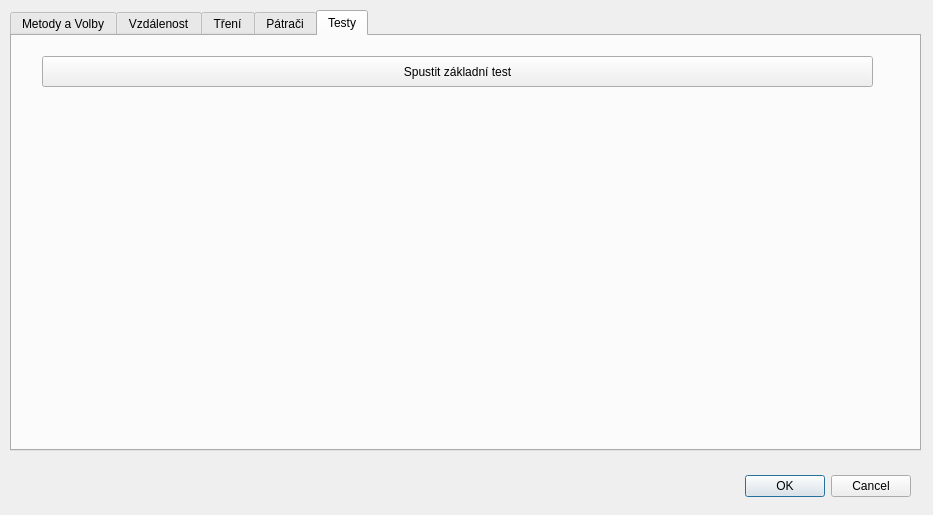
The window that ui/settings.ui (ruz76/qgis_patrac) describes before a commit, drawn with Qt 5.
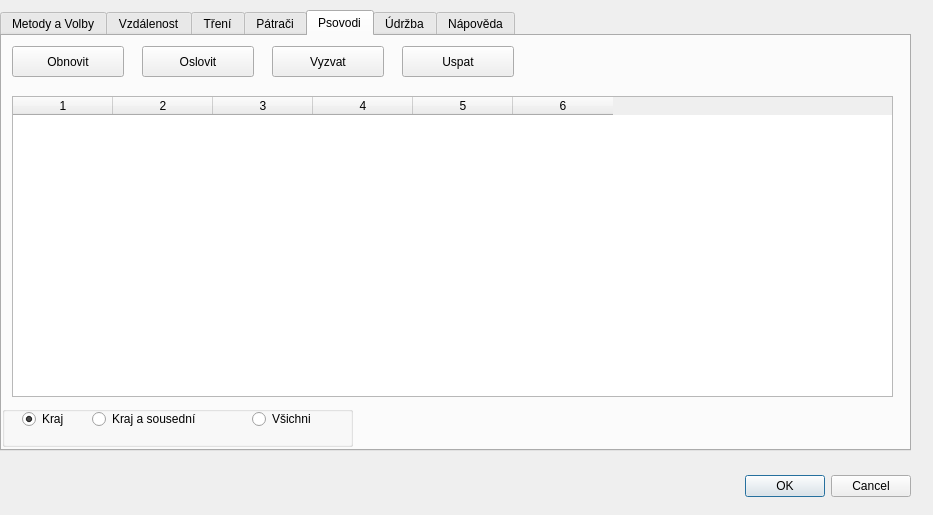
The same window after the commit. The open tabs and pages were chosen to show the change.

Commit message: Added user guide. Added support for tracking.

What changed in the file:
```diff
--- a/ui/settings.ui
+++ b/ui/settings.ui
@@ -32,7 +32,7 @@
   <widget class="QTabWidget" name="tabWidget">
    <property name="geometry">
     <rect>
-     <x>10</x>
+     <x>0</x>
      <y>10</y>
      <width>911</width>
      <height>441</height>
@@ -550,21 +550,212 @@
      <column/>
     </widget>
    </widget>
+   <widget class="QWidget" name="tab_Users">
+    <attribute name="title">
+     <string>Psovodi</string>
+    </attribute>
+    <widget class="QTableWidget" name="tableWidgetSystemUsers">
+     <property name="geometry">
+      <rect>
+       <x>10</x>
+       <y>60</y>
+       <width>881</width>
+       <height>301</height>
+      </rect>
+     </property>
+     <property name="columnCount">
+      <number>6</number>
+     </property>
+     <column/>
+     <column/>
+     <column/>
+     <column/>
+     <column/>
+     <column/>
+    </widget>
+    <widget class="QPushButton" name="pushButtonGetSystemUsers">
+     <property name="geometry">
+      <rect>
+       <x>10</x>
+       <y>10</y>
+       <width>112</width>
+       <height>31</height>
+      </rect>
+     </property>
+     <property name="text">
+      <string>Obnovit</string>
+     </property>
+    </widget>
+    <widget class="QGroupBox" name="groupBox">
+     <property name="geometry">
+      <rect>
+       <x>0</x>
+       <y>370</y>
+       <width>351</width>
+       <height>41</height>
+      </rect>
+     </property>
+     <property name="title">
+      <string/>
+     </property>
+     <widget class="QRadioButton" name="radioButtonRegion">
+      <property name="geometry">
+       <rect>
+        <x>20</x>
+        <y>0</y>
+        <width>61</width>
+        <height>26</height>
+       </rect>
+      </property>
+      <property name="text">
+       <string>Kraj</string>
+      </property>
+      <property name="checked">
+       <bool>true</bool>
+      </property>
+     </widget>
+     <widget class="QRadioButton" name="radioButtonRegionPlus">
+      <property name="geometry">
+       <rect>
+        <x>90</x>
+        <y>0</y>
+        <width>151</width>
+        <height>26</height>
+       </rect>
+      </property>
+      <property name="text">
+       <string>Kraj a sousední</string>
+      </property>
+     </widget>
+     <widget class="QRadioButton" name="radioButtonCountry">
+      <property name="geometry">
+       <rect>
+        <x>250</x>
+        <y>0</y>
+        <width>111</width>
+        <height>26</height>
+       </rect>
+      </property>
+      <property name="text">
+       <string>Všichni</string>
+      </property>
+     </widget>
+    </widget>
+    <widget class="QPushButton" name="pushButtonCallOnDuty">
+     <property name="geometry">
+      <rect>
+       <x>140</x>
+       <y>10</y>
+       <width>112</width>
+       <height>31</height>
+      </rect>
+     </property>
+     <property name="text">
+      <string>Oslovit</string>
+     </property>
+    </widget>
+    <widget class="QPushButton" name="pushButtonPutToSleep">
+     <property name="geometry">
+      <rect>
+       <x>400</x>
+       <y>10</y>
+       <width>112</width>
+       <height>31</height>
+      </rect>
+     </property>
+     <property name="text">
+      <string>Uspat</string>
+     </property>
+    </widget>
+    <widget class="QPushButton" name="pushButtonJoinSearch">
+     <property name="geometry">
+      <rect>
+       <x>270</x>
+       <y>10</y>
+       <width>112</width>
+       <height>31</height>
+      </rect>
+     </property>
+     <property name="text">
+      <string>Vyzvat</string>
+     </property>
+    </widget>
+   </widget>
    <widget class="QWidget" name="tab_Tests">
     <attribute name="title">
-     <string>Testy</string>
+     <string>Údržba</string>
     </attribute>
     <widget class="QPushButton" name="pushButtonHds">
      <property name="geometry">
       <rect>
-       <x>30</x>
-       <y>20</y>
-       <width>831</width>
+       <x>20</x>
+       <y>120</y>
+       <width>191</width>
        <height>31</height>
       </rect>
      </property>
      <property name="text">
       <string>Spustit základní test</string>
+     </property>
+    </widget>
+    <widget class="QCheckBox" name="checkBoxUpdateData">
+     <property name="geometry">
+      <rect>
+       <x>230</x>
+       <y>70</y>
+       <width>311</width>
+       <height>26</height>
+      </rect>
+     </property>
+     <property name="text">
+      <string>Aktualizovat pouze kraj ve výřezu</string>
+     </property>
+     <property name="checked">
+      <bool>true</bool>
+     </property>
+    </widget>
+    <widget class="QPushButton" name="pushButtonUpdateData">
+     <property name="geometry">
+      <rect>
+       <x>20</x>
+       <y>70</y>
+       <width>191</width>
+       <height>31</height>
+      </rect>
+     </property>
+     <property name="text">
+      <string>Aktualizovat databázi</string>
+     </property>
+    </widget>
+    <widget class="QPushButton" name="pushButtonUpdatePlugin">
+     <property name="geometry">
+      <rect>
+       <x>20</x>
+       <y>20</y>
+       <width>191</width>
+       <height>31</height>
+      </rect>
+     </property>
+     <property name="text">
+      <string>Aktualizovat plugin</string>
+     </property>
+    </widget>
+   </widget>
+   <widget class="QWidget" name="tab_Help">
+    <attribute name="title">
+     <string>Nápověda</string>
+    </attribute>
+    <widget class="QPushButton" name="pushButtonShowHelp">
+     <property name="geometry">
+      <rect>
+       <x>20</x>
+       <y>20</y>
+       <width>181</width>
+       <height>31</height>
+      </rect>
+     </property>
+     <property name="text">
+      <string>Zobrazit nápovědu</string>
      </property>
     </widget>
    </widget>
```
Left out of the diff: 28 changed lines with no effect on the pictures. The commit also changes 117 other files.
